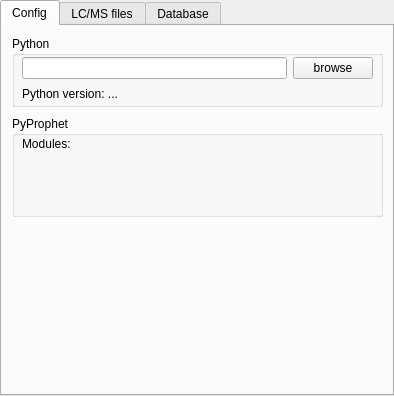
Qt form src/openms_gui/source/VISUAL/DIALOGS/SwathTabWidget.ui (OpenMS/OpenMS-TOPP-GUI) before a commit.
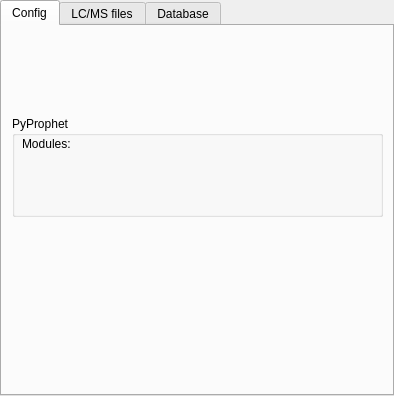
The same form after that commit. Custom widgets are drawn as their Qt base class.

Commit message: functional python selector

Diff of the .ui file:
```diff
--- a/src/openms_gui/source/VISUAL/DIALOGS/SwathTabWidget.ui
+++ b/src/openms_gui/source/VISUAL/DIALOGS/SwathTabWidget.ui
@@ -20,54 +20,6 @@
    <attribute name="title">
     <string>Config</string>
    </attribute>
-   <widget class="QGroupBox" name="box_python">
-    <property name="geometry">
-     <rect>
-      <x>10</x>
-      <y>10</y>
-      <width>371</width>
-      <height>71</height>
-     </rect>
-    </property>
-    <property name="title">
-     <string>Python</string>
-    </property>
-    <widget class="QLabel" name="label">
-     <property name="geometry">
-      <rect>
-       <x>10</x>
-       <y>50</y>
-       <width>101</width>
-       <height>16</height>
-      </rect>
-     </property>
-     <property name="text">
-      <string>Python version: ...</string>
-     </property>
-    </widget>
-    <widget class="QWidget" name="">
-     <property name="geometry">
-      <rect>
-       <x>10</x>
-       <y>20</y>
-       <width>351</width>
-       <height>25</height>
-      </rect>
-     </property>
-     <layout class="QHBoxLayout" name="horizontalLayout">
-      <item>
-       <widget class="QLineEdit" name="lineEdit"/>
-      </item>
-      <item>
-       <widget class="QPushButton" name="pushButton">
-        <property name="text">
-         <string>browse</string>
-        </property>
-       </widget>
-      </item>
-     </layout>
-    </widget>
-   </widget>
    <widget class="QGroupBox" name="box_pyProphet">
     <property name="geometry">
      <rect>
@@ -94,6 +46,16 @@
      </property>
     </widget>
    </widget>
+   <widget class="PythonSelector" name="py_selector" native="true">
+    <property name="geometry">
+     <rect>
+      <x>9</x>
+      <y>9</y>
+      <width>371</width>
+      <height>71</height>
+     </rect>
+    </property>
+   </widget>
   </widget>
   <widget class="QWidget" name="lcms_files">
    <property name="layoutDirection">
@@ -109,10 +71,14 @@
    </attribute>
   </widget>
  </widget>
- <tabstops>
-  <tabstop>lineEdit</tabstop>
-  <tabstop>pushButton</tabstop>
- </tabstops>
+ <customwidgets>
+  <customwidget>
+   <class>PythonSelector</class>
+   <extends>QWidget</extends>
+   <header>OpenMS/VISUAL/DIALOGS/PythonSelector.h</header>
+   <container>1</container>
+  </customwidget>
+ </customwidgets>
  <resources/>
  <connections/>
 </ui>
```
The commit also changes 9 other files.
